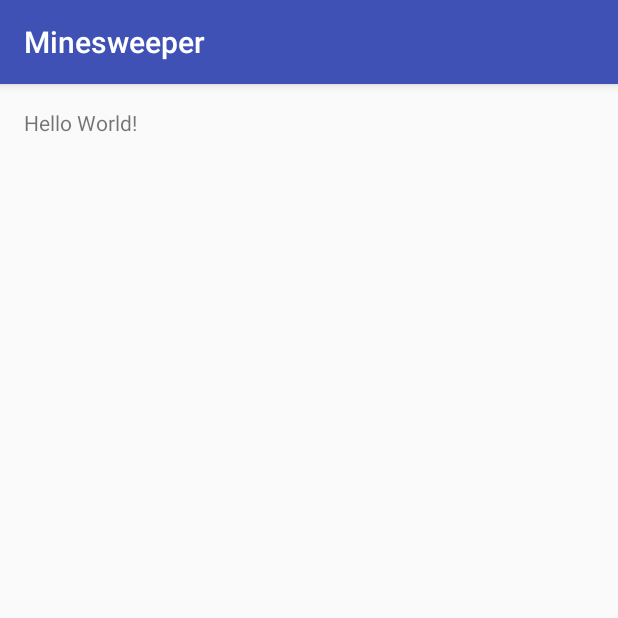
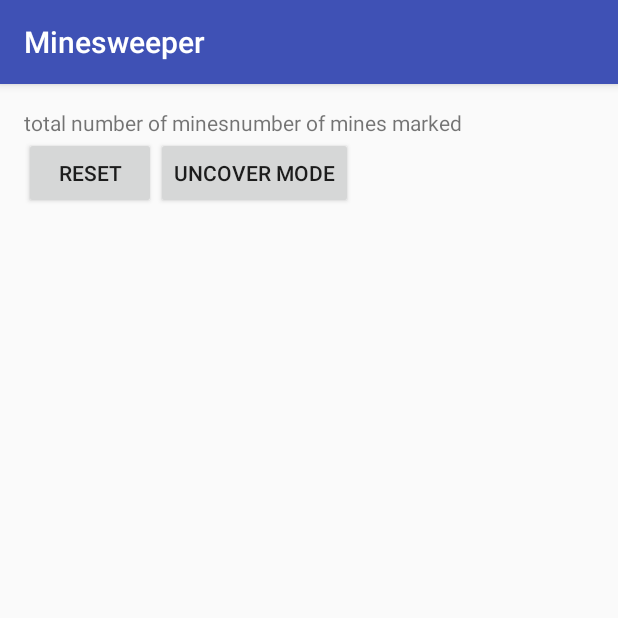
Before and after one commit to isiomaC/android_minesweeper, an Android app: the screen it shows after launch (MainActivity), on a phone screen of 412 x 824 dp, the top half of it. Run offline under Robolectric (Android 15) with nearby library versions, the phone set to English and light mode, and no system bars.

```diff
--- a/app/src/main/res/layout/activity_main.xml
+++ b/app/src/main/res/layout/activity_main.xml
@@ -1,5 +1,5 @@
 <?xml version="1.0" encoding="utf-8"?>
-<RelativeLayout xmlns:android="http://schemas.android.com/apk/res/android"
+<LinearLayout xmlns:android="http://schemas.android.com/apk/res/android"
     xmlns:tools="http://schemas.android.com/tools"
     android:layout_width="match_parent"
     android:layout_height="match_parent"
@@ -7,10 +7,43 @@
     android:paddingLeft="@dimen/activity_horizontal_margin"
     android:paddingRight="@dimen/activity_horizontal_margin"
     android:paddingTop="@dimen/activity_vertical_margin"
+    android:orientation="vertical"
     tools:context="eu.hulsch.andreas.minesweeper.MainActivity">
 
-    <TextView
+    <LinearLayout
+        android:layout_width="match_parent"
+        android:layout_height="wrap_content"
+        android:orientation="horizontal">
+        <TextView
         android:layout_width="wrap_content"
         android:layout_height="wrap_content"
-        android:text="Hello World!" />
-</RelativeLayout>
+        android:text="total number of mines"
+        android:id="@+id/number_mines"/>
+
+        <TextView
+            android:layout_width="wrap_content"
+            android:layout_height="wrap_content"
+            android:text="number of mines marked"
+            android:id="@+id/number_mines_marked" />
+
+    </LinearLayout>
+
+    <LinearLayout
+        android:layout_width="match_parent"
+        android:layout_height="wrap_content"
+        android:orientation="horizontal">
+
+        <Button
+            android:layout_width="wrap_content"
+            android:layout_height="wrap_content"
+            android:text="Reset"
+            android:id="@+id/btn_reset" />
+
+        <Button
+            android:layout_width="wrap_content"
+            android:layout_height="wrap_content"
+            android:text="Uncover Mode"
+            android:id="@+id/btn_click_mode" />
+
+    </LinearLayout>
+</LinearLayout>
```
Also changed, not shown: 1 other file.
